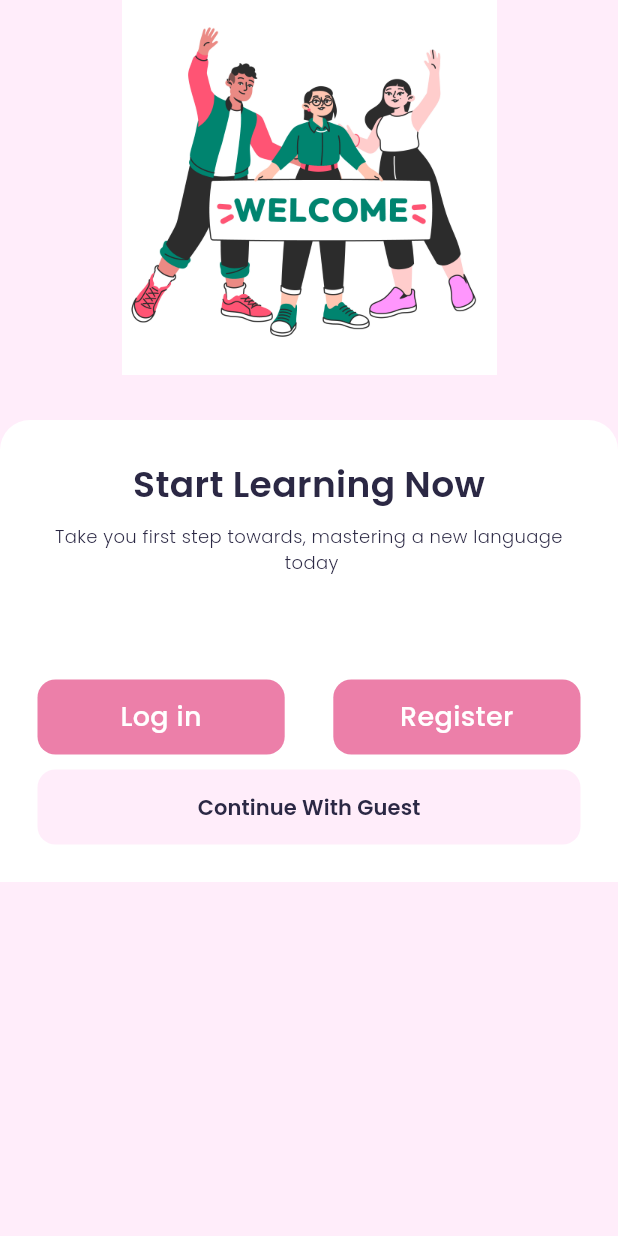
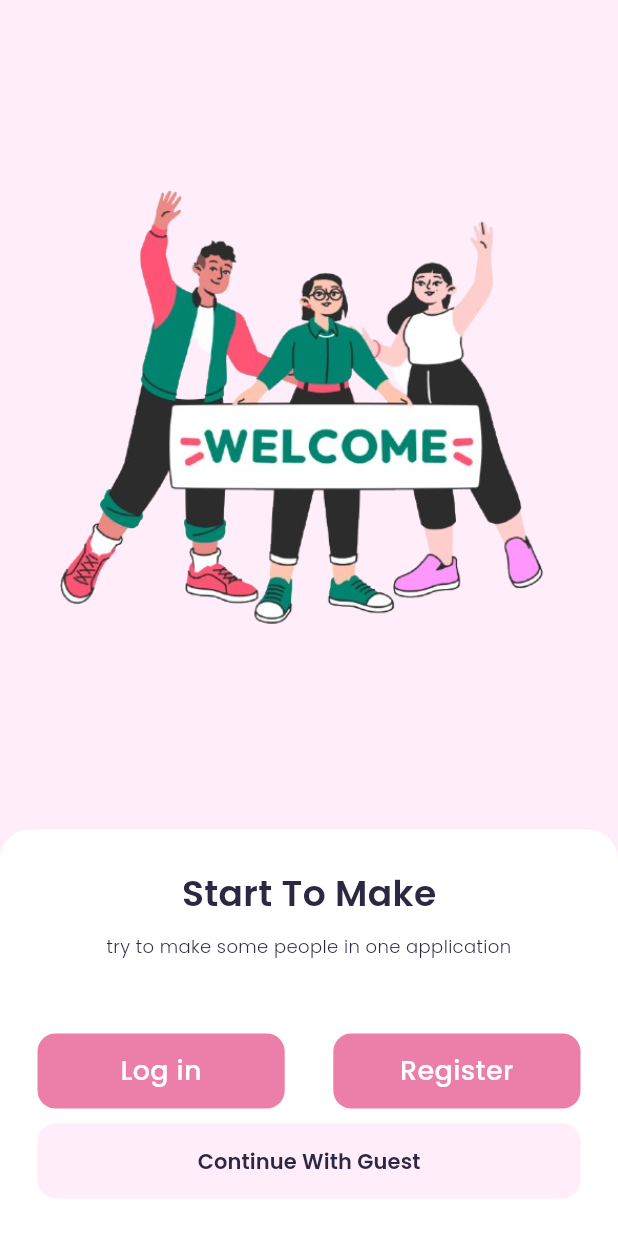
Before and after one commit to dwirzkid/flutter-crud, a Flutter app: the screen it shows after launch, on a phone screen of 412 x 824 dp. Run offline on Flutter 3.47's test engine with Material 3 defaults, Android fonts, the phone set to English and light mode, and no system bars; our stand-ins replace google_fonts.

Commit message:
style: splash_view

```diff
--- a/lib/view/splash_view.dart
+++ b/lib/view/splash_view.dart
@@ -8,13 +8,13 @@ class SplashView extends StatelessWidget {
   @override
   Widget build(BuildContext context) {
     Widget header() {
-      return Container(
-        height: 250,
+      return Expanded(
         child: Center(
-          child: Image(
-            image: AssetImage(
-              'assets/hello.jpg',
-            ),
+          child: Image.asset(
+            'assets/hello_rev_1.png',
+            width: 350,
+            height: 400,
+            fit: BoxFit.contain,
           ),
         ),
       );
@@ -32,7 +32,7 @@ class SplashView extends StatelessWidget {
               backgroundColor: Color(0xffFFEDFA),
               shape: RoundedRectangleBorder(
                 borderRadius: BorderRadius.circular(12),
-              )
+              ),
             ),
             child: Text(
               'Continue With Guest',
@@ -46,42 +46,36 @@ class SplashView extends StatelessWidget {
     }
 
     Widget content() {
-      return Expanded(
-        child: Container(
+      return Container(
         width: double.infinity,
-          margin: EdgeInsets.only(top: 30),
         padding: EdgeInsets.symmetric(horizontal: 25, vertical: 25),
         decoration: BoxDecoration(
           color: Colors.white,
           borderRadius: BorderRadius.only(
-                topLeft: Radius.circular(
-                  20,
+            topLeft: Radius.circular(20),
+            topRight: Radius.circular(20),
           ),
-                topRight: Radius.circular(20),
-              )),
+        ),
         child: Column(
           crossAxisAlignment: CrossAxisAlignment.center,
+          mainAxisSize:
+              MainAxisSize.min,
           children: [
             Text(
-                'Start Learning Now',
+              'Start To Make',
               style: blackTextStyle.copyWith(
                 fontSize: 24,
                 fontWeight: semiBold,
               ),
             ),
-              SizedBox(
-                height: 10,
-              ),
+            SizedBox(height: 10),
             Text(
-                'Take you first step towards, mastering a new language \n today',
+              'try to make some people in one application',
               style: blackTextStyle.copyWith(
                 fontSize: 12,
                 fontWeight: light,
               ),
               textAlign: TextAlign.center,
-              ),
-              SizedBox(
-                height: 20,
             ),
             Row(
               mainAxisAlignment: MainAxisAlignment.spaceBetween,
@@ -92,15 +86,21 @@ class SplashView extends StatelessWidget {
                     Navigator.pushNamedAndRemoveUntil(
                         context, '/home', (route) => false);
                   },
+                  width:
+                      MediaQuery.of(context).size.width * 0.4,
                 ),
                 CustomButton(
                   title: 'Register',
+                  onPressed: () {
+
+                  },
+                  width:
+                      MediaQuery.of(context).size.width * 0.4,
                 ),
               ],
             ),
             buttonGuest(),
           ],
-          ),
         ),
       );
     }
@@ -108,7 +108,7 @@ class SplashView extends StatelessWidget {
     return Scaffold(
       backgroundColor: Color(0xffFFEDFA),
       body: SafeArea(
-        child: ListView(
+        child: Column(
           children: [
             header(),
             content(),
```
Also changed, not shown: assets/hello_rev_1.png (added). Lines whose indentation alone changed are shown as unchanged.
